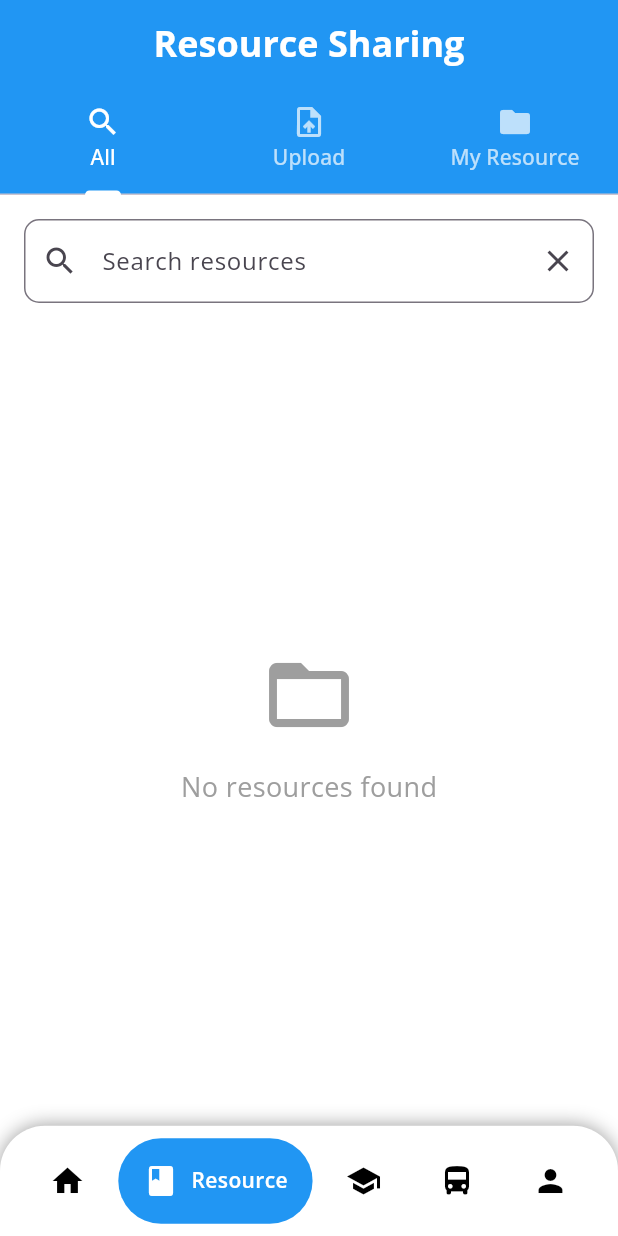
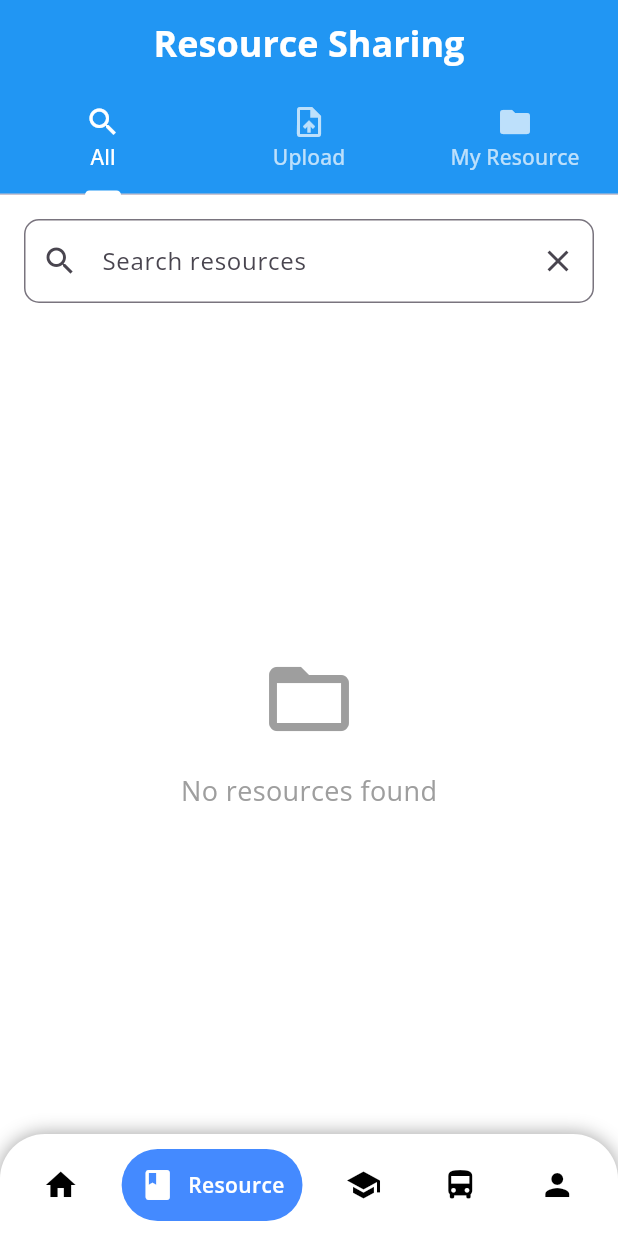
Before and after one commit to leech0619/eutar-mobile-app, a Flutter app: the HomeScreen screen opened directly, item 2 of the bottom bar chosen, on a phone screen of 412 x 824 dp. Run offline on Flutter 3.47's test engine with Material 3 defaults, Android fonts, the phone set to English and light mode, and no system bars; drawn by our look-alikes of google_nav_bar; our stand-ins replace cloud_firestore, dio, file_picker, firebase_auth, firebase_core, firebase_storage and 9 more; missing offline and left inert: flutter_email_sender; accounts and stored records are empty.

Commit message:
Fixed bug, merged bot

```diff
--- a/lib/authentication/controller/login_controller.dart
+++ b/lib/authentication/controller/login_controller.dart
@@ -14,13 +14,8 @@ class LoginController extends ChangeNotifier {
       TextEditingController();
   bool isLoading = false;
 
-<<<<<<< HEAD
   final AuthService _authService =
       AuthService(); // Instance of AuthService for authentication operations
-=======
-  final AuthService _authService = AuthService();
-  final ChatSessionService _chatSessionService = ChatSessionService(); // Keep for reference
->>>>>>> 0483a7a7175c3dd1a4d3be63ceaa1e8ff03711d7
 
   String? errorMessage; // Variable to store error messages
 
--- a/lib/authentication/screen/login_screen.dart
+++ b/lib/authentication/screen/login_screen.dart
@@ -61,7 +61,7 @@ class _LoginScreenState extends State<LoginScreen> {
               SizedBox(height: screenHeight * 0.04), // 4% of screen height
               // Email field with reserved space for error message
               SizedBox(
-                height: screenHeight * 0.10,
+                height: screenHeight * 0.11,
                 child: Column(
                   crossAxisAlignment: CrossAxisAlignment.start,
                   children: [
@@ -80,7 +80,7 @@ class _LoginScreenState extends State<LoginScreen> {
               ),
               // Password field with reserved space for error message
               SizedBox(
-                height: screenHeight * 0.085,
+                height: screenHeight * 0.1,
                 child: Column(
                   crossAxisAlignment: CrossAxisAlignment.start,
                   children: [
--- a/lib/home/screen/home_screen.dart
+++ b/lib/home/screen/home_screen.dart
@@ -1,6 +1,7 @@
+import '../../widgets/bottom_navigation_bar.dart';
+
 import '../../busstation/screen/bus_schedule_list_screen.dart';
 import 'package:flutter/material.dart';
-import 'package:google_nav_bar/google_nav_bar.dart';
 import '../../resource_sharing/screen/resource_screen.dart';
 import '../../profile/screen/profile_screen.dart';
 import '../../advisor/advisor_page.dart';
@@ -58,40 +59,9 @@ class _HomeScreenState extends State<HomeScreen> {
           _currentIndex == 0
               ? _buildHomePage(context, screenWidth, screenHeight)
               : _pages[_currentIndex],
-      bottomNavigationBar: Container(
-        decoration: const BoxDecoration(
-          color: Colors.white,
-          borderRadius: BorderRadius.only(
-            topLeft: Radius.circular(30),
-            topRight: Radius.circular(30),
-          ),
-          boxShadow: [
-            BoxShadow(color: Colors.black38, spreadRadius: 0, blurRadius: 10),
-          ],
-        ),
-        child: Padding(
-          padding: EdgeInsets.symmetric(
-            horizontal: screenWidth * 0.04, // Responsive horizontal padding
-            vertical: screenHeight * 0.01, // Responsive vertical padding
-          ),
-          child: GNav(
-            selectedIndex: _currentIndex,
-            onTabChange: _onBottomNavigationBarItemTapped,
-            gap: screenWidth * 0.02, // Gap between icon and text
-            backgroundColor: Colors.white,
-            color: Colors.black,
-            activeColor: Colors.white,
-            tabBackgroundColor: Colors.blue,
-            padding: EdgeInsets.all(screenWidth * 0.04), // Button padding
-            tabs: const [
-              GButton(icon: Icons.home, text: "Home"),
-              GButton(icon: Icons.book, text: "Resource"),
-              GButton(icon: Icons.school, text: "Advisor"),
-              GButton(icon: Icons.directions_bus, text: "Bus"),
-              GButton(icon: Icons.person, text: "Profile"),
-            ],
-          ),
-        ),
+      bottomNavigationBar: BottomNavigationBarWidget(
+        currentIndex: _currentIndex, // Pass the current index
+        onTabChange: _onBottomNavigationBarItemTapped, // Handle tab changes
       ),
     );
   }
--- a/lib/resource_sharing/screen/resource_detail_screen.dart
+++ b/lib/resource_sharing/screen/resource_detail_screen.dart
@@ -21,7 +21,7 @@ class ResourceDetailScreen extends StatelessWidget {
     return Scaffold(
       appBar: AppBar(
         title: Text(
-          resource.title,
+          "Resource Details",
           style: TextStyle(
             color: Colors.white,
             fontSize: 24,
--- a/lib/resource_sharing/screen/resource_screen.dart
+++ b/lib/resource_sharing/screen/resource_screen.dart
@@ -197,6 +197,7 @@ class _ResourceScreenState extends State<ResourceScreen> {
     return DefaultTabController(
       length: 3,
       child: Scaffold(
+        resizeToAvoidBottomInset: true, // Add this line
         appBar: AppBar(
           backgroundColor: Colors.blue,
           title: const Text(
@@ -219,12 +220,14 @@ class _ResourceScreenState extends State<ResourceScreen> {
           ),
           centerTitle: true,
         ),
-        body: TabBarView(
-          children: [
-            _buildBrowseTab(),
-            _buildShareTab(),
-            _buildYourResourcesTab(),
-          ],
+        body: SafeArea(
+          child: TabBarView(
+            children: [
+              _buildBrowseTab(),
+              _buildShareTab(),
+              _buildYourResourcesTab(),
+            ],
+          ),
         ),
       ),
     );
@@ -749,7 +752,12 @@ class _ResourceScreenState extends State<ResourceScreen> {
 
   Widget _buildShareTab() {
     return SingleChildScrollView(
-      padding: const EdgeInsets.all(20.0),
+      padding: const EdgeInsets.fromLTRB(
+        20.0,
+        20.0,
+        20.0,
+        100.0,
+      ), // Add more bottom padding
       child: Form(
         key: _formKey,
         child: Column(
--- a/lib/widgets/bottom_navigation_bar.dart
+++ b/lib/widgets/bottom_navigation_bar.dart
@@ -13,14 +13,12 @@ class BottomNavigationBarWidget extends StatelessWidget {
 
   @override
   Widget build(BuildContext context) {
-    // Get screen width and height for responsive design
+    // Get screen width for responsive design
     final screenWidth = MediaQuery.of(context).size.width;
-    final screenHeight = MediaQuery.of(context).size.height;
 
-    // Calculate padding and gap dynamically based on screen size
-    final double horizontalPadding = screenWidth * 0.04; // 4% of screen width
-    final double verticalPadding = screenHeight * 0.01; // 1% of screen height
+    // Calculate gap and padding dynamically based on screen size
     final double gap = screenWidth * 0.02; // 2% of screen width
+    final double padding = screenWidth * 0.04; // 4% of screen width
 
     return Container(
       decoration: const BoxDecoration(
@@ -39,22 +37,18 @@ class BottomNavigationBarWidget extends StatelessWidget {
       ),
       child: Padding(
         padding: EdgeInsets.symmetric(
-          horizontal: horizontalPadding, // Horizontal padding for the bar
-          vertical: verticalPadding, // Vertical padding for the bar
+          horizontal: padding, // Horizontal padding for the bar
+          vertical: 10, // Fixed vertical padding for the bar
         ),
         child: GNav(
           selectedIndex: currentIndex, // The currently selected tab index
           onTabChange: onTabChange, // Callback for tab change
           gap: gap, // Gap between icon and text in each tab
-          backgroundColor:
-              Colors.white, // Background color of the navigation bar
+          backgroundColor: Colors.white, // Background color of the navigation bar
           color: Colors.black, // Default icon color
           activeColor: Colors.white, // Icon color when active
-          tabBackgroundColor:
-              Colors.blueAccent, // Background color of active tab
-          padding: EdgeInsets.all(
-            screenWidth * 0.04,
-          ), // Padding inside each tab
+          tabBackgroundColor: Colors.blueAccent, // Background color of active tab
+          padding: EdgeInsets.all(12), // Padding inside each tab
           tabs: const [
             // Define the tabs with icons and labels
             GButton(icon: Icons.home, text: "Home"), // Home tab
```
Lines whose indentation alone changed are shown as unchanged.
